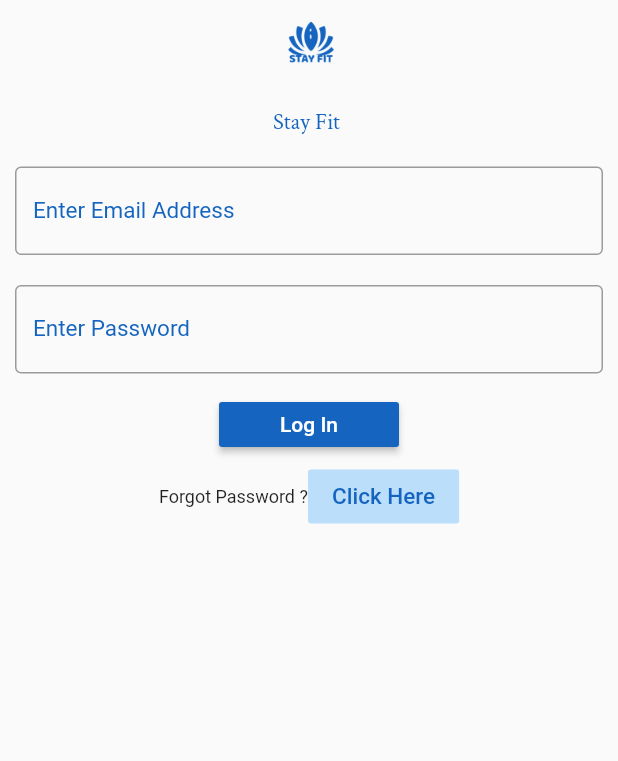
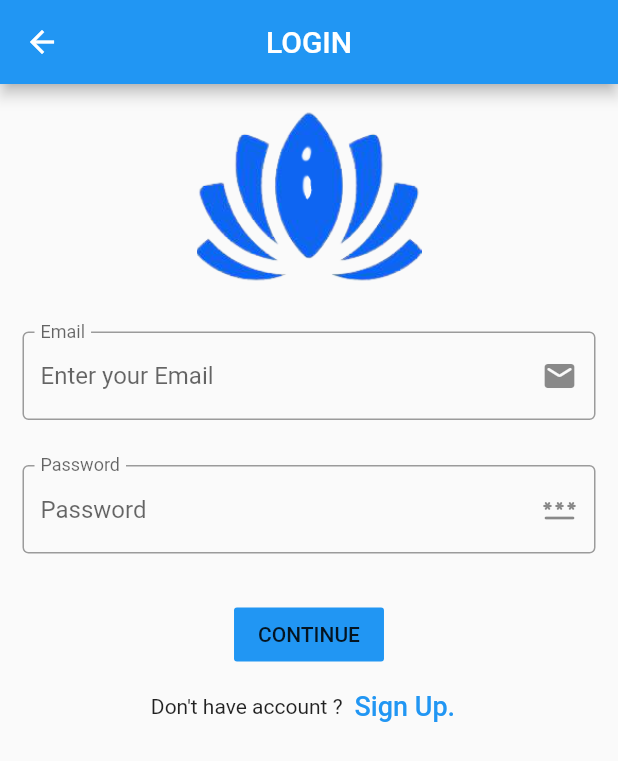
Before and after one commit to SoorajSahu/Stayfit, a Flutter app: the LogIn screen opened directly, on a phone screen of 412 x 824 dp. Shown: the top 761 px of the screen. Run offline on Flutter 3.47's test engine with Material 2 defaults, Android fonts, the phone set to English and light mode, and no system bars; our stand-ins replace timer_count_down; missing offline and left inert: flutter_session.

Commit message:
added signin functionality

```diff
--- a/lib/pages/Morning_mid.dart
+++ b/lib/pages/Morning_mid.dart
@@ -108,8 +108,8 @@ class _Mstate extends State<MorningSound> {
           // new Padding(padding: EdgeInsets.only(top: 100)),
           new Container(
             height: 800,
-            child: new Image.asset(
-              "images/img.jpg",
+            child: new Image.network(
+              "http://cloud.sistec.ac.in/0187cs181021/stayfit/assassins_creed_valhalla_video_game_ragnar_lothbrok-wallpaper-1366x768.jpg",
               fit: BoxFit.fill,
             ),
           ),
--- a/lib/pages/login_page.dart
+++ b/lib/pages/login_page.dart
@@ -1,132 +1,128 @@
+import 'dart:convert';
+import '../sizeconfig.dart';
 import 'package:flutter/material.dart';
+import 'package:Stayfit/pages/All_apps.dart';
 import 'Register_page.dart';
-import 'forgot_pass.dart';
+import '../apilink.dart';
+import 'package:http/http.dart' as http;
+import 'package:flutter_session/flutter_session.dart';
 
 class LogIn extends StatefulWidget {
   @override
-  _LogInState createState() => _LogInState();
+  _State createState() => _State();
 }
 
-class _LogInState extends State<LogIn> {
-  // TextEditingController nameController = TextEditingController();
+class _State extends State<LogIn> {
+  final _formKey = GlobalKey<FormState>();
+  var session = FlutterSession();
   TextEditingController emailController = TextEditingController();
   TextEditingController passwordController = TextEditingController();
 
   @override
   Widget build(BuildContext context) {
-    return new Scaffold(
-      body: Padding(
-        padding: EdgeInsets.all(10),
-        // fit: StackFit.expand,
+    return new Scaffold(resizeToAvoidBottomInset: false, body: _body());
+  }
 
-        child: new Stack(
+  Signin(String email, String pass) async {
+    var json =
+        jsonEncode(<String, String>{"username": email, "password": pass});
+    final response = await http.post(
+        Uri.https(ApiLink().getBaseLink(), ApiLink().getSignInLink()),
+        headers: <String, String>{
+          'Content-Type': 'application/json; charset=UTF-8',
+        },
+        body: json);
+    var jsondata = jsonDecode(response.body);
+    if (response.statusCode.toString() == '200') {
+
+      session.set('token', jsondata['token'].toString());
+      Navigator.push(
+          context, new MaterialPageRoute(builder: (context) => Allapp()));
+    } else if (response.statusCode.toString() == '401') {
+      Popup('Please Enter Valid Username Password');
+    }
+  }
+
+  Popup(String message) {
+    return showDialog(
+        barrierDismissible: false,
+        context: context,
+        builder: (BuildContext context) => AlertDialog(
+              content: Text("$message"),
+              actions: [
+                TextButton(
+                  child: const Text('Ok'),
+                  onPressed: () => {Navigator.pop(context)},
+                ),
+              ],
+            ));
+  }
+
+  String validateEmail(String value) {
+    Pattern pattern =
+        r"^[a-zA-Z0-9.!#$%&'*+/=?^_`{|}~-]+@[a-zA-Z0-9](?:[a-zA-Z0-9-]"
+        r"{0,253}[a-zA-Z0-9])?(?:\.[a-zA-Z0-9](?:[a-zA-Z0-9-]"
+        r"{0,253}[a-zA-Z0-9])?)*$";
+    RegExp regex = new RegExp(pattern);
+    if (!regex.hasMatch(value) || value == null)
+      return 'Enter a valid email';
+    else
+      return null;
+  }
+
+  _body() {
+    return Scaffold(
+      appBar: AppBar(title: Text('LOGIN'), centerTitle: true),
+      body: SingleChildScrollView(
+        child: SafeArea(
+          child: Column(
             children: [
-            new Form(
-              child: new Theme(
-                data: new ThemeData(
-                    // brightness: Brightness.dark,
-                    // primaryColor: Colors.teal,
-                    inputDecorationTheme: new InputDecorationTheme(
-                  labelStyle:
-                      new TextStyle(color: Colors.blue[800], fontSize: 15),
-                )),
-                child: new Column(
+              Container(
+                child: Image.asset(
+                  'images/logo.png',
+                  width: 150,
+                ),
+                alignment: Alignment.center,
+              ),
+              Container(
+                padding: EdgeInsets.all(15),
+                child: Form(
+                  key: _formKey,
+                  child: Column(
                     children: [
-                    new Center(
-                      child: new Column(
+                      buildEmailFormField(),
+                      SizedBox(height: 30),
+                      buildpasswordFormField(),
+                      SizedBox(height: 30),
+                      FlatButton(
+                        child: Text("CONTINUE"),
+                        color: Colors.blue,
+                        onPressed: () {
+                          if (_formKey.currentState.validate()) {
+                            Signin(
+                                emailController.text, passwordController.text);
+                          } else {}
+                        },
+                      ),
+                      Row(
+                        mainAxisAlignment: MainAxisAlignment.center,
                         children: [
-                          new Center(
-                            child: new Image(
-                              image: new AssetImage("images/logo2.png"),
-                              color: Colors.blue[800],
-                              height: 60.0,
-                            ),
-                          ),
-                          // Padding(padding: const EdgeInsets.only(top: 5.0)),
-                          new Column(
-                            mainAxisAlignment: MainAxisAlignment.center,
-                            children: <Widget>[
-                              // new Padding(padding: const EdgeInsets.only(top: 80.0)),
-                              new Center(
-                                  child: new Text(
-                                "Stay Fit ",
-                                style: TextStyle(
-                                    color: Colors.blue[800],
-                                    fontWeight: FontWeight.w500,
-                                    fontSize: 15,
-                                    fontFamily: 'Pacifico'),
-                              )),
-                            ],
-                          ),
-                          Padding(padding: const EdgeInsets.all(10.0)),
-                          //
-                          // Padding(padding: const EdgeInsets.all(10.0)),
-                          new TextFormField(
-                            decoration: new InputDecoration(
-                              border: OutlineInputBorder(),
-                              labelText: "Enter Email Address",
-                            ),
-                            controller: emailController,
-                            keyboardType: TextInputType.emailAddress,
-                          ),
-                          Padding(padding: const EdgeInsets.all(10.0)),
-                          new TextFormField(
-                            decoration: new InputDecoration(
-                              border: OutlineInputBorder(),
-                              labelText: "Enter Password",
-                            ),
-                            keyboardType: TextInputType.text,
-                            obscureText: true,
-                            controller: passwordController,
-                          ),
-
-                          Padding(padding: const EdgeInsets.all(5)),
-                          new MaterialButton(
-                            height: 30.0,
-                            minWidth: 120.0,
-                            hoverColor: Colors.black87,
-                            color: Colors.blue[800],
-                            textColor: Colors.white,
-                            child: new Text("Log In"),
-                            onPressed: () {
-                              // print(nameController.text);
-                              print(emailController.text);
-
-                              print(passwordController.text);
-
-                            }, // dont do anything
-                          ),
-                          // Padding(padding: const EdgeInsets.only(top: 2.0)),
-                          new Container(
-                            child: new Row(
-                              children: [
-                                Text(
-                                  'Forgot Password ?',
-                                  style: TextStyle(fontSize: 12),
-                                ),
-                                FlatButton(
-                                  textColor: Colors.blue[800],
-                                  color: Colors.blue[100],
+                          Text("Don't have account ?"),
+                          TextButton(
                             child: Text(
-                                    'Click Here',
-                                    style: TextStyle(
-                                        fontSize: 15, color: Colors.blue[800]),
+                              "Sign Up.",
+                              style:
+                                  TextStyle(color: Colors.blue, fontSize: 18),
                             ),
                             onPressed: () {
                               Navigator.push(
                                   context,
                                   new MaterialPageRoute(
-                                            builder: (context) => Pass()));
+                                      builder: (context) => StayFitApp()));
                             },
-                                  hoverColor: Colors.blue[800],
                           )
                         ],
-                              mainAxisAlignment: MainAxisAlignment.center,
-                            ),
-                          ),
-                        ],
-                      ),
-                    ),
+                      )
                     ],
                   ),
                 ),
@@ -134,6 +130,52 @@ class _LogInState extends State<LogIn> {
             ],
           ),
         ),
+      ),
+    );
+  }
+
+  TextFormField buildpasswordFormField() {
+    return TextFormField(
+      onSaved: (newValue) => passwordController.text = newValue,
+      keyboardType: TextInputType.visiblePassword,
+      onChanged: (value) {
+        if (value.isNotEmpty) {
+          passwordController.text = value;
+        }
+        return null;
+      },
+      decoration: InputDecoration(
+          labelText: "Password",
+          border: OutlineInputBorder(),
+          hintText: "Password",
+          floatingLabelBehavior: FloatingLabelBehavior.always,
+          suffixIcon: Icon(Icons.password_rounded)),
+      obscureText: true,
+      validator: (String value) {
+        if (value.trim().isEmpty) {
+          return 'Password is required';
+        }
+      },
+    );
+  }
+
+  TextFormField buildEmailFormField() {
+    return TextFormField(
+      onSaved: (newValue) => emailController.text = newValue,
+      onChanged: (value) {
+        if (value.isNotEmpty) {
+          emailController.text = value;
+        }
+        return null;
+      },
+      validator: validateEmail,
+      decoration: InputDecoration(
+        border: OutlineInputBorder(),
+        labelText: "Email",
+        hintText: "Enter your Email",
+        floatingLabelBehavior: FloatingLabelBehavior.always,
+        suffixIcon: Icon(Icons.mail_rounded),
+      ),
     );
   }
 }
--- a/pubspec.yaml
+++ b/pubspec.yaml
@@ -31,6 +31,7 @@ dependencies:
   timer_count_down: ^2.0.1
   provider: ^4.3.1
   http:
+  flutter_session:
 
 dev_dependencies:
   flutter_test:
```
Also changed, not shown: lib/pages/Register_page.dart (+34 -19 lines), pubspec.lock, 1 other file. Lines whose indentation alone changed are shown as unchanged.
